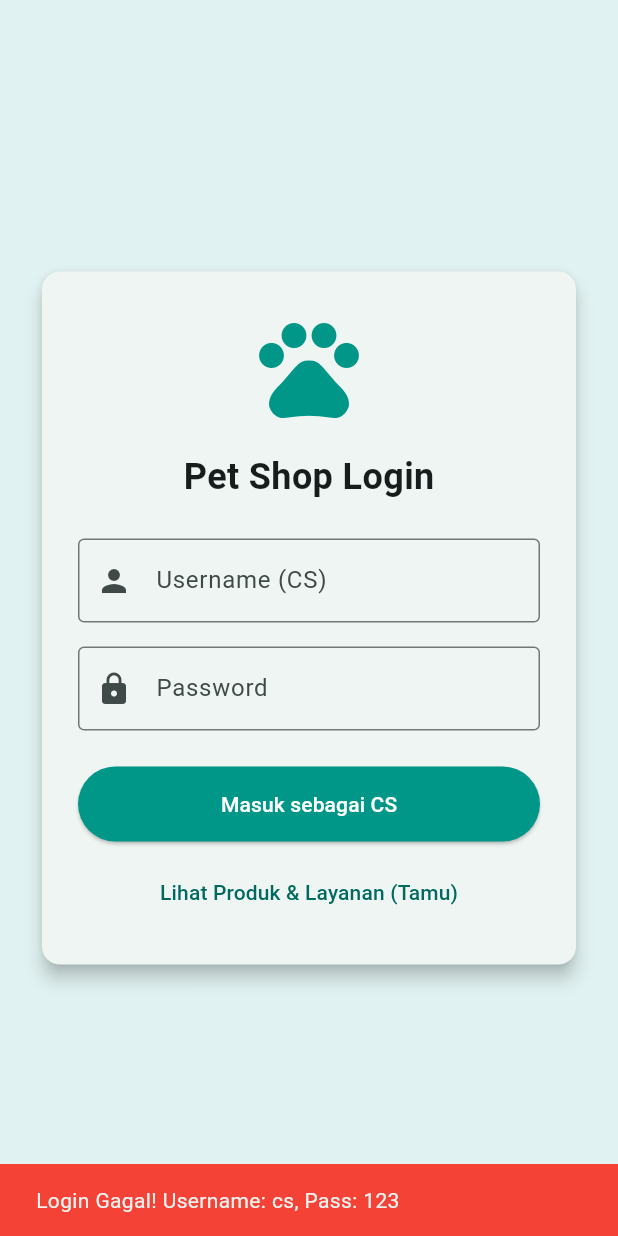
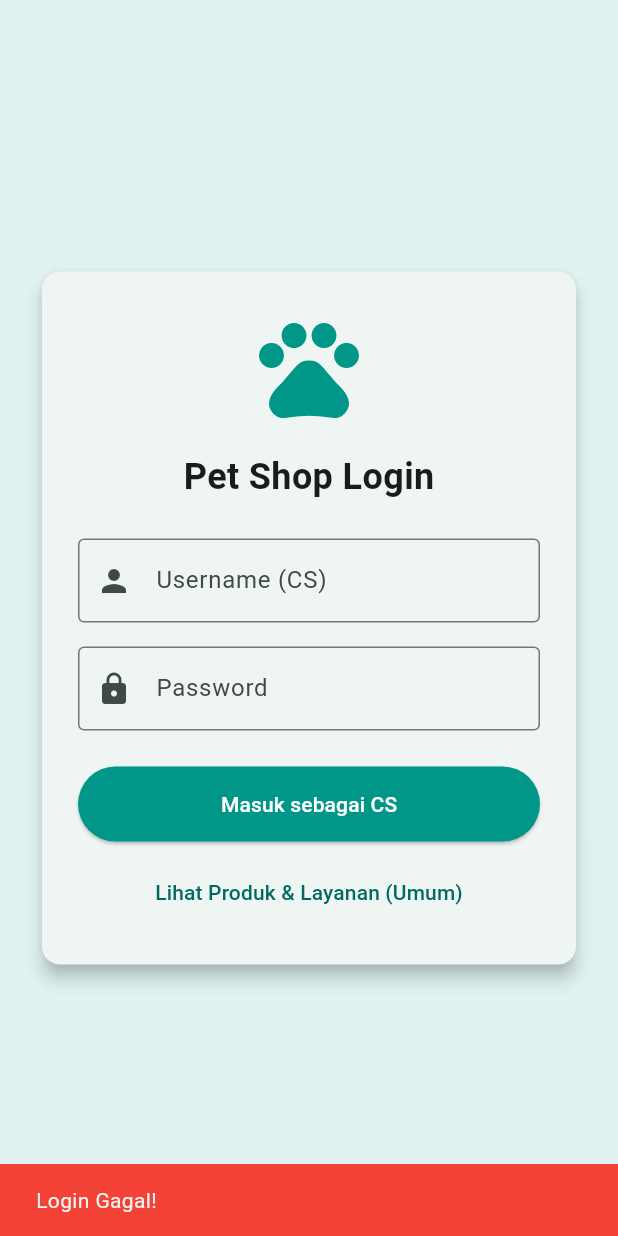
Before and after one commit to DanielDwiA/ppsp_mobile, a Flutter app: the screen it shows after launch, after a tap on "Masuk sebagai CS", on a phone screen of 412 x 824 dp. Run offline on Flutter 3.47's test engine with Material 3 defaults, Android fonts, the phone set to English and light mode, and no system bars.

Commit message:
update main

```diff
--- a/lib/main.dart
+++ b/lib/main.dart
@@ -107,7 +107,7 @@ class _LoginScreenState extends State<LoginScreen> {
     } else {
       ScaffoldMessenger.of(context).showSnackBar(
         const SnackBar(
-          content: Text('Login Gagal! Username: cs, Pass: 123'),
+          content: Text('Login Gagal! '),
           backgroundColor: Colors.red,
         ),
       );
@@ -173,7 +173,7 @@ class _LoginScreenState extends State<LoginScreen> {
                   const SizedBox(height: 10),
                   TextButton(
                     onPressed: _enterAsGuest,
-                    child: const Text('Lihat Produk & Layanan (Tamu)'),
+                    child: const Text('Lihat Produk & Layanan (Umum)'),
                   ),
                 ],
               ),
```
